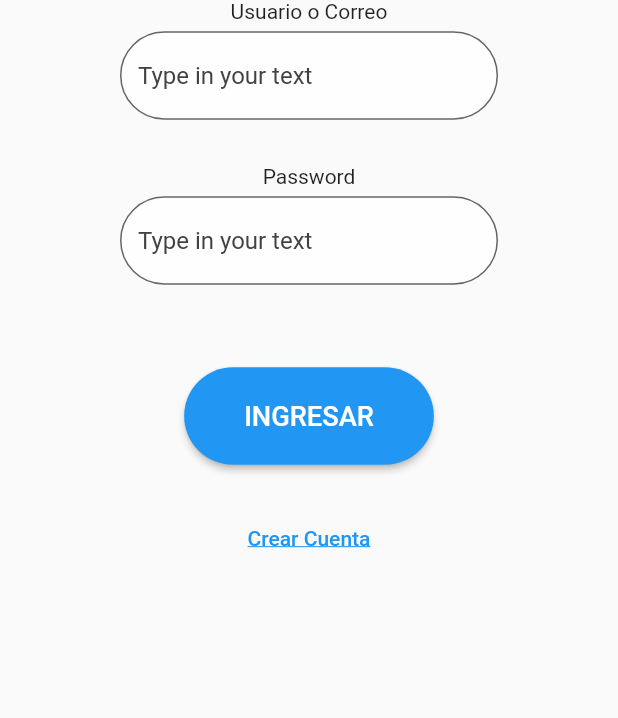
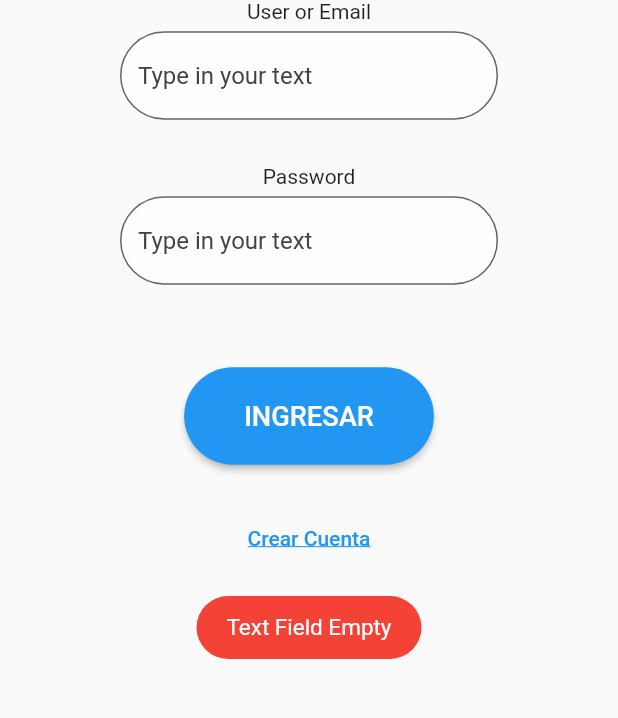
Before and after one commit to CodeJunior06/StadiumsAdministration, a Flutter app: the screen it shows after launch, after a tap on "INGRESAR", on a phone screen of 412 x 824 dp, the part 481-1199 px from its top. Run offline on Flutter 3.47's test engine with Material 2 defaults, Android fonts, the phone set to English and light mode, and no system bars; our stand-ins replace cloud_firestore, firebase_auth, firebase_core, fluttertoast; missing offline and left inert: dart:ffi; accounts and stored records are empty.

Commit message:
Add login

```diff
--- a/lib/main.dart
+++ b/lib/main.dart
@@ -1,4 +1,9 @@
+import 'package:firebase_core/firebase_core.dart';
 import 'package:flutter/material.dart';
-import 'package:stadiums_administration/pages/login.dart';
+import 'package:stadiums_administration/src/initial_view.dart';
 
-void main() => runApp(Login());
+void main() async {
+  WidgetsFlutterBinding.ensureInitialized();
+  await Firebase.initializeApp();
+  runApp(InitialPageView());
+}
--- /dev/null
+++ b/lib/model/POJO/model_register.dart
@@ -0,0 +1,10 @@
+class RegisterUser {
+  late String _name;
+  late String _user;
+  late String _email;
+  late String _password;
+
+  RegisterUser({String name, String user, String email, String password}) {
+    this._name = name;
+  }
+}
--- a/lib/pages/login.dart
+++ /dev/null
@@ -1,67 +0,0 @@
-import 'package:flutter/material.dart';
-
-class Login extends StatelessWidget {
-  @override
-  Widget build(BuildContext context) {
-    return MaterialApp(
-      title: 'Material App',
-      home: Scaffold(
-        body: Center(
-          child: Column(
-              mainAxisAlignment: MainAxisAlignment.center,
-              children: _createFieldText()),
-        ),
-      ),
-    );
-  }
-}
-
-List<Widget> _createFieldText() {
-  return [
-    Image.asset("assets/splash.png", width: 200, height: 200),
-    const Text("Usuario o Correo"),
-    _inputUserOrEmail(),
-    const Text("Password"),
-    _inputUserOrEmail(),
-    _btnPageInitial(),
-    _btnPageRegister()
-  ];
-}
-
-Widget _btnPageRegister() {
-  return TextButton(
-    onPressed: () {},
-    child: const Text('Crear Cuenta',
-        style: TextStyle(decoration: TextDecoration.underline)),
-  );
-}
-
-Widget _btnPageInitial() {
-  return Container(
-      margin: EdgeInsets.all(25),
-      child: ElevatedButton(
-        onPressed: () {
-          debugPrint('ElevatedButton Clicked');
-        },
-        child: const Text('INGRESAR', textScaleFactor: 1.3),
-        style: ElevatedButton.styleFrom(
-            shape: StadiumBorder(),
-            padding: EdgeInsets.only(
-                left: 40.0, right: 40.0, top: 22.0, bottom: 22.0)),
-      ));
-}
-
-Widget _inputUserOrEmail() {
-  return Container(
-      margin: EdgeInsets.only(left: 80.0, right: 80.0, top: 5.0, bottom: 30.0),
-      child: TextField(
-        decoration: InputDecoration(
-            border: OutlineInputBorder(
-              borderRadius: BorderRadius.circular(50.0),
-            ),
-            filled: true,
-            hintStyle: TextStyle(color: Colors.grey[800]),
-            hintText: "Type in your text",
-            fillColor: Colors.white70),
-      ));
-}
--- /dev/null
+++ b/lib/src/initial_view.dart
@@ -0,0 +1,30 @@
+import 'package:firebase_auth/firebase_auth.dart';
+import 'package:flutter/material.dart';
+import 'package:stadiums_administration/src/view/home.dart';
+import 'package:stadiums_administration/src/view/login.dart';
+
+final navigatorKey = GlobalKey<NavigatorState>();
+
+class InitialPageView extends StatelessWidget {
+  @override
+  Widget build(BuildContext context) {
+    return MaterialApp(
+        navigatorKey: navigatorKey,
+        title: 'Material App',
+        routes: <String, WidgetBuilder>{'/home': ((context) => HomePageView())},
+        home: StreamBuilder<User?>(
+          stream: FirebaseAuth.instance.authStateChanges(),
+          builder: (context, snapshot) {
+            if (snapshot.connectionState == ConnectionState.waiting) {
+              return Center(child: CircularProgressIndicator());
+            } else if (snapshot.hasError) {
+              return Center(child: Text("ERROR"));
+            } else if (snapshot.hasData) {
+              return HomePageView();
+            } else {
+              return LoginView();
+            }
+          },
+        ));
+  }
+}
--- /dev/null
+++ b/lib/src/view/login.dart
@@ -0,0 +1,115 @@
+import 'package:flutter/material.dart';
+import 'package:fluttertoast/fluttertoast.dart';
+import 'package:stadiums_administration/viewModel/login_view_model.dart';
+
+class LoginView extends StatefulWidget {
+  @override
+  State<StatefulWidget> createState() => _ModuleLoginState();
+}
+
+late var emailOrUserController = TextEditingController();
+late var passwordController = TextEditingController();
+var loginViewModel = LoginViewModel();
+
+class _ModuleLoginState extends State<LoginView> {
+  @override
+  void dispose() {
+    emailOrUserController.dispose();
+    passwordController.dispose();
+    super.dispose();
+  }
+
+  @override
+  void initState() {
+    emailOrUserController = TextEditingController();
+    passwordController = TextEditingController();
+    super.initState();
+  }
+
+  @override
+  Widget build(BuildContext context) {
+    return Scaffold(
+        body: Center(
+      child: Column(mainAxisAlignment: MainAxisAlignment.center, children: [
+        Image.asset("assets/splash.png", width: 200, height: 200),
+        const Text("User or Email"),
+        _inputUserOrEmail(),
+        const Text("Password"),
+        _inputPassword(),
+        _btnPageInitial(context),
+        _btnPageRegister()
+      ]),
+    ));
+  }
+}
+
+Widget _inputPassword() {
+  return Container(
+      margin: EdgeInsets.only(left: 80.0, right: 80.0, top: 5.0, bottom: 30.0),
+      child: TextField(
+        controller: passwordController,
+        decoration: InputDecoration(
+            border: OutlineInputBorder(
+              borderRadius: BorderRadius.circular(50.0),
+            ),
+            filled: true,
+            hintStyle: TextStyle(color: Colors.grey[800]),
+            hintText: "Type in your text",
+            fillColor: Colors.white70),
+      ));
+}
+
+Widget _btnPageRegister() {
+  return TextButton(
+    onPressed: () {},
+    child: const Text('Crear Cuenta',
+        style: TextStyle(decoration: TextDecoration.underline)),
+  );
+}
+
+Widget _btnPageInitial(BuildContext context) {
+  return Container(
+      margin: EdgeInsets.all(25),
+      child: ElevatedButton(
+        onPressed: () {
+          bool? rta = loginViewModel.accessLogin(
+              emailOrUserController.text.trim().toString(),
+              passwordController.text.trim().toString(),
+              context);
+          if (!rta!) {
+            toast();
+          } else {
+            Navigator.popAndPushNamed(context, "/home");
+          }
+        },
+        child: const Text('INGRESAR', textScaleFactor: 1.3),
+        style: ElevatedButton.styleFrom(
+            shape: StadiumBorder(),
+            padding: const EdgeInsets.only(
+                left: 40.0, right: 40.0, top: 22.0, bottom: 22.0)),
+      ));
+}
+
+void toast() {
+  Fluttertoast.showToast(
+      msg: "Text Field Empty",
+      toastLength: Toast.LENGTH_SHORT,
+      fontSize: 15,
+      backgroundColor: Colors.red);
+}
+
+Widget _inputUserOrEmail() {
+  return Container(
+      margin: EdgeInsets.only(left: 80.0, right: 80.0, top: 5.0, bottom: 30.0),
+      child: TextField(
+        controller: emailOrUserController,
+        decoration: InputDecoration(
+            border: OutlineInputBorder(
+              borderRadius: BorderRadius.circular(50.0),
+            ),
+            filled: true,
+            hintStyle: TextStyle(color: Colors.grey[800]),
+            hintText: "Type in your text",
+            fillColor: Colors.white70),
+      ));
+}
--- /dev/null
+++ b/lib/viewModel/login_view_model.dart
@@ -0,0 +1,32 @@
+import 'dart:ffi';
+
+import 'package:cloud_firestore/cloud_firestore.dart';
+import 'package:firebase_auth/firebase_auth.dart';
+import 'package:flutter/cupertino.dart';
+import 'package:stadiums_administration/model/login_model.dart';
+
+class LoginViewModel {
+  late LoginModel loginModel;
+  // ignore: unused_element
+  bool _validateEmail(String email) {
+    bool emailValid = RegExp(
+            r"^[a-zA-Z0-9.a-zA-Z0-9.!#$%&'*+-/=?^_`{|}~]+@[a-zA-Z0-9]+\.[a-zA-Z]+")
+        .hasMatch(email);
+    return emailValid;
+  }
+
+  bool? accessLogin(String emailOrUser, String password, BuildContext context) {
+    if (emailOrUser.isEmpty || password.isEmpty) {
+      return false;
+    } else {
+      loginModel = LoginModel();
+      loginModel.signIn(emailOrUser, password, context).then((value) {
+        if (value != null) {
+          return false;
+        } else {
+          return true;
+        }
+      });
+    }
+  }
+}
--- /dev/null
+++ b/lib/viewModel/register_view_model.dart
@@ -0,0 +1,5 @@
+class RegisterModelView {
+  String validRegisterData() {
+    return "";
+  }
+}
--- a/pubspec.yaml
+++ b/pubspec.yaml
@@ -27,6 +27,7 @@ environment:
 # the latest version available on pub.dev. To see which dependencies have newer
 # versions available, run `flutter pub outdated`.
 dependencies:
+  fluttertoast: ^8.0.7
   flutter:
     sdk: flutter
 
@@ -34,6 +35,9 @@ dependencies:
   # The following adds the Cupertino Icons font to your application.
   # Use with the CupertinoIcons class for iOS style icons.
   cupertino_icons: ^1.0.2
+  firebase_core:
+  cloud_firestore:
+  firebase_auth: ^3.3.4
 
 dev_dependencies:
   flutter_test:
```
Also changed, not shown: lib/model/login_model.dart (added, +56 -0 lines), lib/src/view/home.dart (added, +54 -0 lines), lib/src/view/register.dart (added, +111 -0 lines), lib/model/register_model.dart (added), pubspec.lock, 5 other files.
